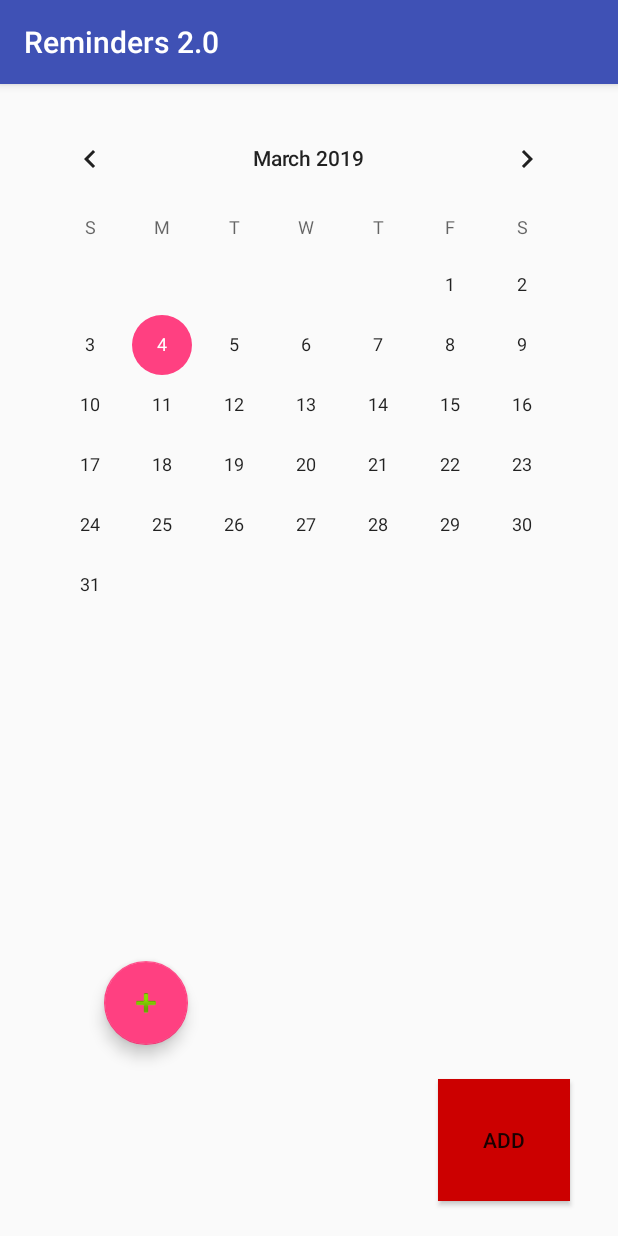
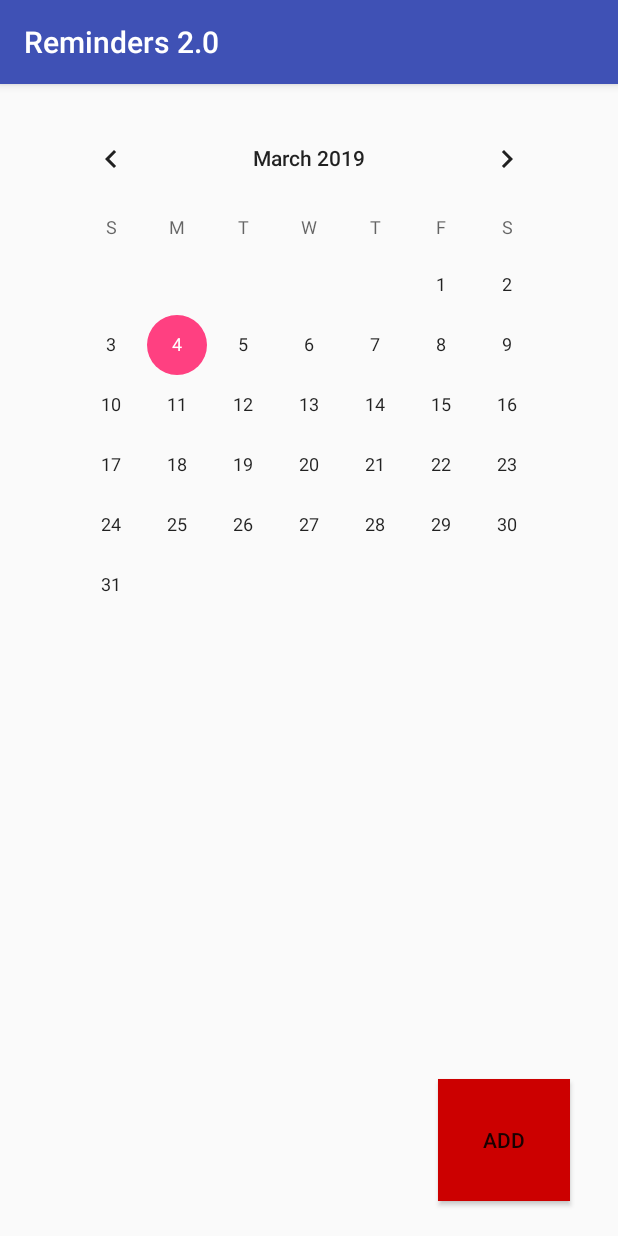
Before and after one commit to ryanmangeruga/Reminders20, an Android app: the screen it shows after launch (MainActivity), on a phone screen of 412 x 824 dp. Run offline under Robolectric (Android 15) with nearby library versions, the phone set to English and light mode, and no system bars.

Commit message:
03/04/2019

```diff
--- a/app/src/main/AndroidManifest.xml
+++ b/app/src/main/AndroidManifest.xml
@@ -16,6 +16,8 @@
                 <category android:name="android.intent.category.LAUNCHER"/>
             </intent-filter>
         </activity>
+        <activity android:name=".MainActivity2">
+        </activity>
     </application>
 
 </manifest>
--- a/app/src/main/res/layout/activity_main.xml
+++ b/app/src/main/res/layout/activity_main.xml
@@ -14,16 +14,10 @@
             android:layout_alignParentBottom="true" android:layout_marginBottom="23dp"
             android:visibility="visible" android:background="@android:color/holo_red_dark"
             android:layout_alignParentEnd="true" android:layout_marginEnd="32dp"/>
-    <android.support.design.widget.FloatingActionButton
-            android:layout_width="79dp"
-            android:layout_height="79dp"
-            android:clickable="true" app:srcCompat="@android:drawable/ic_input_add"
-            android:id="@+id/floatingActionButton3"
-            android:layout_marginStart="69dp" android:layout_alignParentStart="true"
-            android:layout_alignParentBottom="true" android:layout_marginBottom="127dp" android:visibility="visible"/>
     <CalendarView
-            android:layout_width="379dp"
-            android:layout_height="372dp"
+            android:layout_width="wrap_content"
+            android:layout_height="wrap_content"
             android:layout_alignParentTop="true" android:id="@+id/calendarView"
-            android:layout_centerHorizontal="true" android:layout_marginTop="16dp"/>
+            android:layout_centerHorizontal="true" android:layout_marginTop="16dp" android:minDate="01/01/2019"
+            android:maxDate="12/31/2029"/>
 </RelativeLayout>
--- a/app/src/main/res/values/styles.xml
+++ b/app/src/main/res/values/styles.xml
@@ -1,7 +1,7 @@
 <resources>
 
     <!-- Base application theme. -->
-    <style name="AppTheme" parent="Theme.AppCompat.Light.DarkActionBar">
+    <style name="AppTheme" parent="Base.Theme.AppCompat.Light.DarkActionBar">
         <!-- Customize your theme here. -->
         <item name="colorPrimary">@color/colorPrimary</item>
         <item name="colorPrimaryDark">@color/colorPrimaryDark</item>
```
Also changed, not shown: app/src/main/java/com/example/ryan_mangeruga/reminders20/MainActivity2.java (added, +13 -0 lines), app/src/main/res/layout/activity_main2.xml (added, +10 -0 lines).
